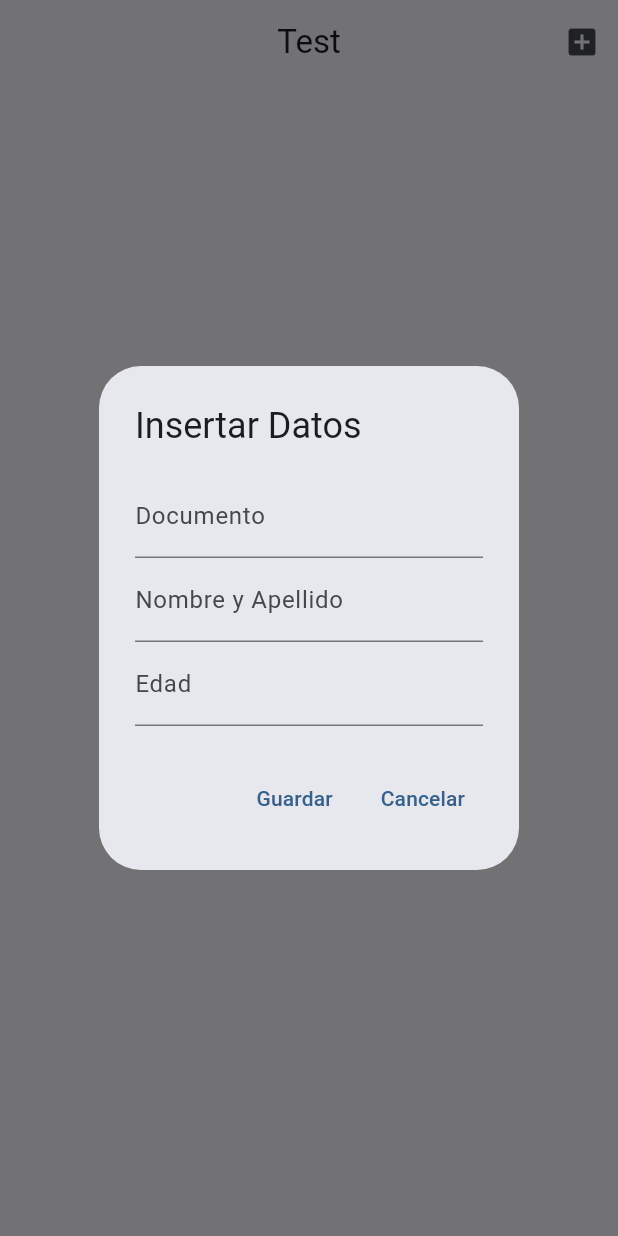
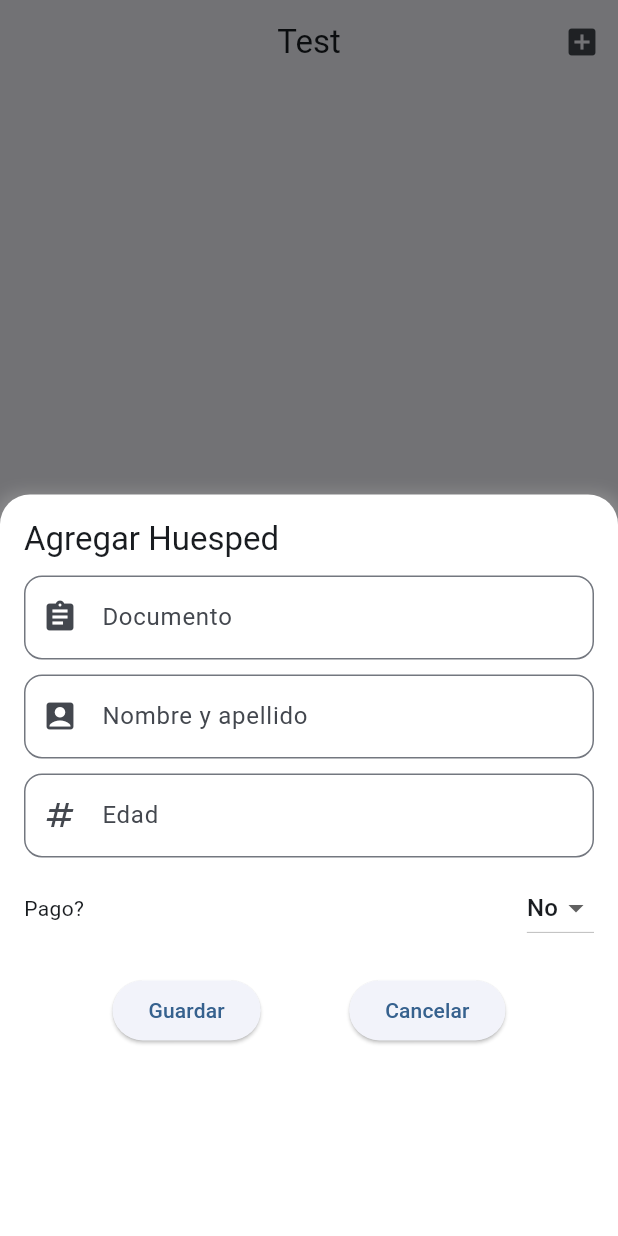
Before and after one commit to rodrideveloper/PaymentManagement, a Flutter app: the screen it shows after launch, after a tap on the "add box" icon, on a phone screen of 412 x 824 dp. Run offline on Flutter 3.47's test engine with Material 3 defaults, Android fonts, the phone set to English and light mode, and no system bars; our stand-ins replace bloc, cloud_firestore, equatable, firebase_core, flutter_bloc; missing offline and left inert: dart:ffi; accounts and stored records are empty.

Commit message:
New feature  to add new people

```diff
--- a/lib/models/add_dialog.dart
+++ /dev/null
@@ -1,57 +0,0 @@
-import 'package:flutter/material.dart';
-
-class MiDialogo {
-  static void mostrar(BuildContext context, Function(String, String, int) guardarDatos) {
-    String documento = '';
-    String nombreApellido = '';
-    int edad = 0;
-
-    showDialog(
-      context: context,
-      builder: (BuildContext context) {
-        return AlertDialog(
-          title: const Text("Insertar Datos"),
-          content: Column(
-            mainAxisSize: MainAxisSize.min,
-            children: <Widget>[
-              TextField(
-                onChanged: (value) {
-                  documento = value;
-                },
-                decoration: const InputDecoration(labelText: 'Documento'),
-              ),
-              TextField(
-                onChanged: (value) {
-                  nombreApellido = value;
-                },
-                decoration: const InputDecoration(labelText: 'Nombre y Apellido'),
-              ),
-              TextField(
-                onChanged: (value) {
-                  edad = int.tryParse(value) ?? 0;
-                },
-                decoration: const InputDecoration(labelText: 'Edad'),
-                keyboardType: TextInputType.number,
-              ),
-            ],
-          ),
-          actions: <Widget>[
-            TextButton(
-              onPressed: () {
-                guardarDatos(documento, nombreApellido, edad);
-                Navigator.of(context).pop();
-              },
-              child: const Text('Guardar'),
-            ),
-            TextButton(
-              onPressed: () {
-                Navigator.of(context).pop();
-              },
-              child: const Text('Cancelar'),
-            ),
-          ],
-        );
-      },
-    );
-  }
-}
--- /dev/null
+++ b/lib/models/addpeople.dart
@@ -0,0 +1,143 @@
+import 'package:flutter/material.dart';
+
+class SlidingPanel {
+  static void showPanel(BuildContext context, Function(String, String, int, bool) guardarDatos) {
+    String documento = '';
+    String nombreApellido = '';
+    int edad = 0;
+    bool debtor = false;
+
+    showModalBottomSheet(
+      context: context,
+      backgroundColor: Colors.transparent,
+      isScrollControlled: true,
+      builder: (context) {
+        return DraggableScrollableSheet(
+          builder: (BuildContext context, ScrollController scrollController) {
+            return StatefulBuilder(
+              builder: (context, setState) {
+                return Container(
+                  decoration: BoxDecoration(
+                    color: Colors.white,
+                    borderRadius: const BorderRadius.only(
+                      topLeft: Radius.circular(20),
+                      topRight: Radius.circular(20),
+                    ),
+                    boxShadow: [
+                      BoxShadow(
+                        color: Colors.grey.withOpacity(0.5),
+                        spreadRadius: 5,
+                        blurRadius: 7,
+                        offset: const Offset(0, 3),
+                      ),
+                    ],
+                  ),
+                  child: SingleChildScrollView(
+                    controller: scrollController,
+                    child: Padding(
+                      padding: const EdgeInsets.all(16.0),
+                      child: Column(
+                        crossAxisAlignment: CrossAxisAlignment.start,
+                        children: <Widget>[
+                          Text(
+                            'Agregar Huesped',
+                            style: Theme.of(context).textTheme.headline6,
+                          ),
+                          const SizedBox(height: 10),
+                          TextField(
+                            onChanged: (value) {
+                              documento = value;
+                            },
+                            decoration: InputDecoration(
+                              labelText: 'Documento',
+                              prefixIcon: const Icon(Icons.assignment),
+                              border: OutlineInputBorder(
+                                borderRadius: BorderRadius.circular(12),
+                              ),
+                            ),
+                            keyboardType: TextInputType.number,
+                          ),
+                          const SizedBox(height: 10),
+                          TextField(
+                            onChanged: (value) {
+                              nombreApellido = value;
+                            },
+                            decoration: InputDecoration(
+                              labelText: 'Nombre y apellido',
+                              prefixIcon: const Icon(Icons.account_box),
+                              border: OutlineInputBorder(
+                                borderRadius: BorderRadius.circular(12),
+                              ),
+                            ),
+                          ),
+                          const SizedBox(height: 10),
+                          TextField(
+                            onChanged: (value) {
+                              edad = int.tryParse(value) ?? 0;
+                            },
+                            decoration: InputDecoration(
+                              labelText: 'Edad',
+                              prefixIcon: const Icon(Icons.numbers_outlined),
+                              border: OutlineInputBorder(
+                                borderRadius: BorderRadius.circular(12),
+                              ),
+                            ),
+                            keyboardType: TextInputType.number,
+                          ),
+                          const SizedBox(height: 10),
+                          Row(
+                            children: <Widget>[
+                              const Text('Pago?'),
+                              const Spacer(),
+                              DropdownButton<String>(
+                                value: debtor ? 'Sí' : 'No',
+                                onChanged: (String? newValue) {
+                                  setState(() {
+                                    debtor = newValue == 'Sí';
+                                  });
+                                },
+                                items: <String>['Sí', 'No'].map<DropdownMenuItem<String>>((String value) {
+                                  return DropdownMenuItem<String>(
+                                    value: value,
+                                    child: Text(value),
+                                  );
+                                }).toList(),
+                              ),
+                            ],
+                          ),
+                          const SizedBox(height: 20),
+                          Row(
+                            mainAxisAlignment: MainAxisAlignment.spaceEvenly,
+                            children: [
+                              ElevatedButton(
+                                onPressed: () {
+                                  guardarDatos(documento, nombreApellido, edad, debtor);
+                                  Navigator.of(context).pop();
+                                },
+                                child: const Text('Guardar'),
+                              ),
+                              ElevatedButton(
+                                onPressed: () {
+                                  Navigator.of(context).pop();
+                                },
+                                child: const Text('Cancelar'),
+                              ),
+                            ],
+                          ),
+                          const SizedBox(height: 16),
+                        ],
+                      ),
+                    ),
+                  ),
+                );
+              },
+            );
+          },
+          initialChildSize: 0.6,
+          minChildSize: 0.2,
+          maxChildSize: 0.6,
+        );
+      },
+    );
+  }
+}
--- a/lib/models/people.dart
+++ b/lib/models/people.dart
@@ -2,7 +2,7 @@ class People {
   final String id;
   final String name;
   final int edad;
-
+  final String documento;
   // Has debts?
   final bool debtor;
 
@@ -11,6 +11,7 @@ class People {
     required this.name,
     required this.edad,
     required this.debtor,
+    required this.documento,
   });
 
 factory People.fromJson(Map<String, dynamic> json) {
@@ -19,6 +20,7 @@ factory People.fromJson(Map<String, dynamic> json) {
     edad: json['edad'] as int,
     id: json['id'] as String,
     name: json['name'] as String,
+    documento: json['documento'] as String,
   );
 }
 
@@ -28,6 +30,7 @@ factory People.fromJson(Map<String, dynamic> json) {
         "debtor": p.debtor,
         "edad": p.edad,
         "id": p.id,
-        "name": p.name
+        "name": p.name,
+        "documento": documento,
       };
 }
--- a/lib/pages/home_page.dart
+++ b/lib/pages/home_page.dart
@@ -1,11 +1,11 @@
+import 'dart:ffi';
+
 import 'package:flutter/material.dart';
 import 'package:flutter_bloc/flutter_bloc.dart';
 import 'package:paymen/bloc/people_bloc.dart';
-import 'package:paymen/models/add_dialog.dart';
+import 'package:paymen/models/addpeople.dart';
 import 'package:paymen/models/people.dart';
-import 'package:qr_code_scanner/qr_code_scanner.dart';
-import 'package:cloud_firestore/cloud_firestore.dart';
-
+import 'package:paymen/services.dart/people_service.dart';
 class HomePAge extends StatefulWidget {
   const HomePAge({super.key});
 
@@ -15,27 +15,12 @@ class HomePAge extends StatefulWidget {
 
 
 class _HomePAgeState extends State<HomePAge> {
-
-  void _mostrarDialogo(BuildContext context) {
-    MiDialogo.mostrar(context, _guardarDatosFirebase);
-  }
-
-Future<void> _guardarDatosFirebase(String documento, String nombreApellido, int edad) async {
-  CollectionReference peoples = FirebaseFirestore.instance.collection('Peoples');
-
-  try {
-    await peoples.add({
-      'ID': '',
-      'documento': documento,
-      'nombreApellido': nombreApellido,
-      'edad': edad,
-    });
-    print("Datos guardados en Firestore");
-  } catch (e) {
-    print("Error al guardar datos: $e");
-  }
+final PeopleService _peopleService = PeopleService();
+void _mostrarDialogo(context) {
+  SlidingPanel.showPanel(context, (documento, nombreApellido, edad, debtor) {
+    _peopleService.savePeople(documento, nombreApellido, edad, debtor);
+  });
 }
-
 
   @override
   Widget build(BuildContext context) {
--- a/lib/services.dart/people_service.dart
+++ b/lib/services.dart/people_service.dart
@@ -18,4 +18,25 @@ class PeopleService {
             .whereType<People>()
             .toList(),
       );
+
+  Future<void> savePeople(String documento, String nombreApellido, int edad, bool debtor) async {
+    try {
+      // Añadir un nuevo documento y obtener el ID generado automáticamente
+      DocumentReference docRef = await _peopleCollection().add({
+        'documento': documento,
+        'name': nombreApellido,
+        'edad': edad,
+        'debtor': debtor, // Agregar el campo 'debtor' con el valor predeterminado de true
+        'id': 'x', // Campo para guardar el ID generado
+      });
+
+      // Obtener el ID generado y actualizar el documento con ese ID
+      String docId = docRef.id;
+      await docRef.update({'id': docId}); // Actualizar el campo 'id' con el ID generado
+
+      print("Datos guardados en Firestore");
+    } catch (e) {
+      print("Error al guardar datos: $e");
+    }
+  }
 }
--- a/pubspec.yaml
+++ b/pubspec.yaml
@@ -39,8 +39,7 @@ dependencies:
   flutter_bloc: ^8.1.5
   equatable: ^2.0.5
   cloud_firestore: ^4.15.8
-  qr_code_scanner: ^1.0.1
-
+  sliding_up_panel: ^2.0.0+1
 
 
 dev_dependencies:
```
Also changed, not shown: pubspec.lock, 1 other file.
